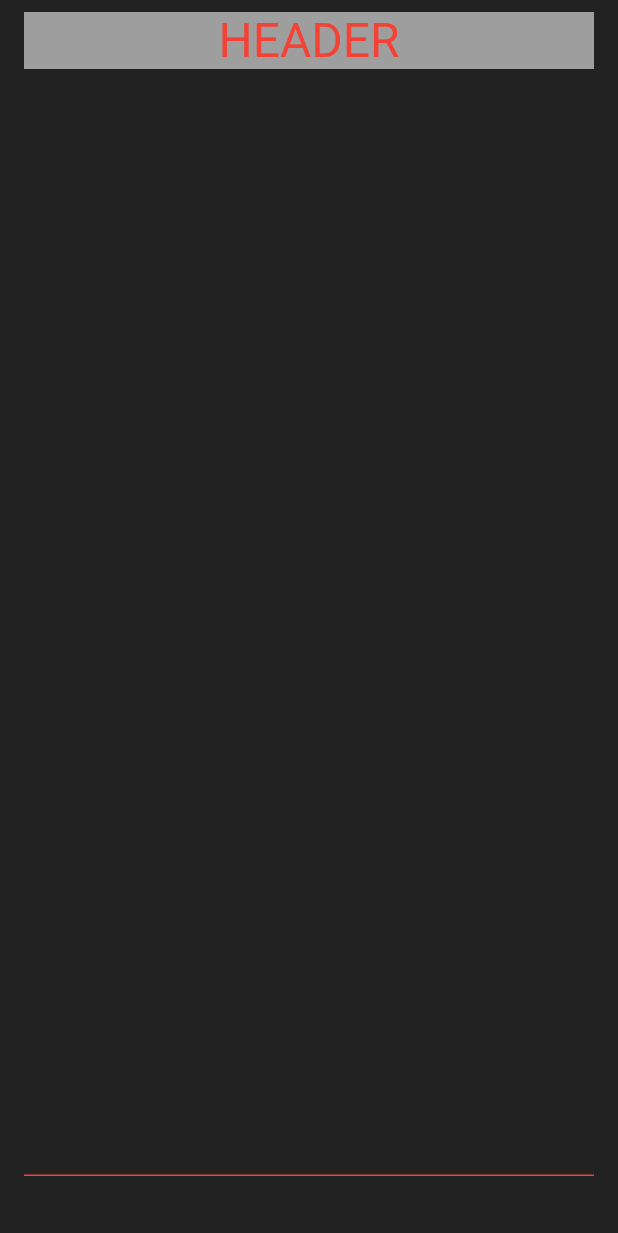
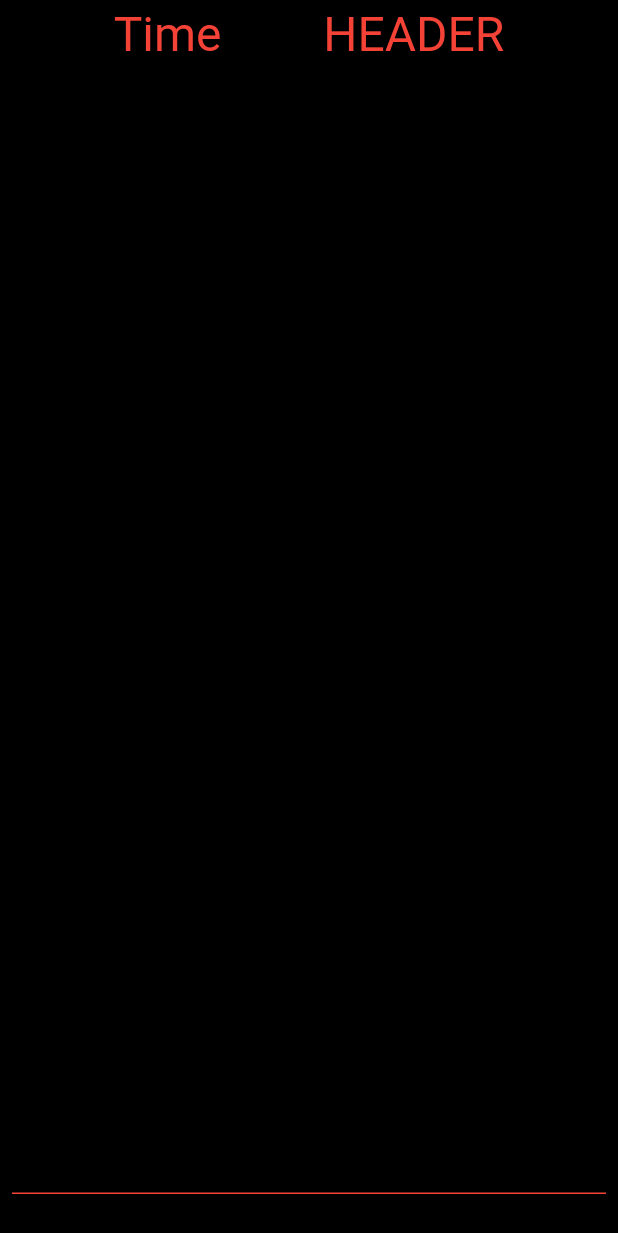
Before and after one commit to FranktheFurter/hardcore_writer, a Flutter app: the screen it shows after launch, on a phone screen of 412 x 824 dp. Shown: the top 1233 px of the screen. Run offline on Flutter 3.47's test engine with Material 2 defaults, Android fonts, the phone set to English and light mode, and no system bars; our stand-ins replace flutter_mobx, loading_animation_widget, mobx; generated files the repository leaves out were written again.

Commit message:
layout fix 2

```diff
--- a/lib/page1.dart
+++ b/lib/page1.dart
@@ -23,13 +23,10 @@ class _Page1State extends State<Page1> {
   Widget build(BuildContext context) {
     return Observer(
       builder: (_) {
-        return Container(
-          color: Colors.grey[900],
-          child: PageLayout(
-            header: Container(color: Colors.grey, child: Header()),
-            body: Body(),
-            footer: Container(color: Colors.grey, child: Foot()),
-          ),
+        return PageLayout(
+          header: Header(),
+          body: Body(),
+          footer: Foot(),
         );
       },
     );
@@ -49,8 +46,12 @@ class _HeaderState extends State<Header> {
     return Observer(
       builder: (_) {
         return Row(
-          mainAxisAlignment: MainAxisAlignment.center,
+          mainAxisAlignment: MainAxisAlignment.spaceEvenly,
           children: const [
+            Text(
+              "Time",
+              style: TextStyle(fontSize: 32, color: Colors.red),
+            ),
             Text(
               "HEADER",
               style: TextStyle(fontSize: 32, color: Colors.red),
--- a/lib/widgets/widgets.dart
+++ b/lib/widgets/widgets.dart
@@ -8,8 +8,8 @@ class PageLayout extends StatelessWidget {
   const PageLayout({Key? key, this.header, this.body, this.footer}) : super(key: key);
   @override
   Widget build(BuildContext context) {
-    const double padH = 16;
-    const double padV = 8;
+    const double padH = 8;
+    const double padV = 4;
 
     return Container(
         width: MediaQuery.of(context).size.width,
```
